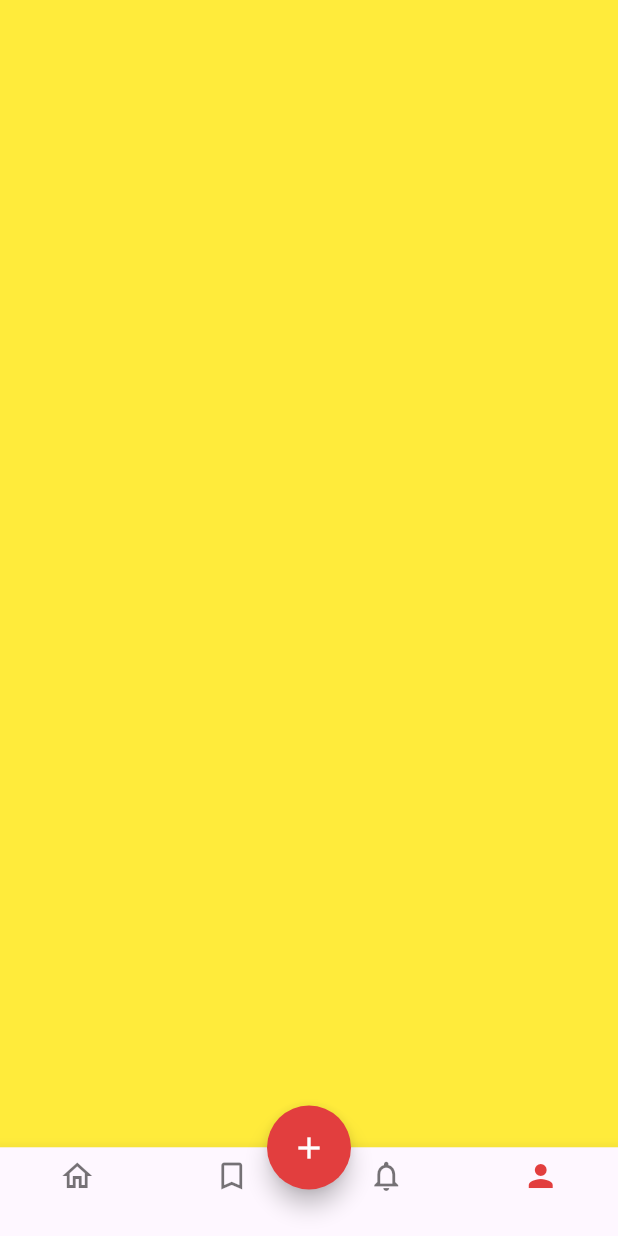
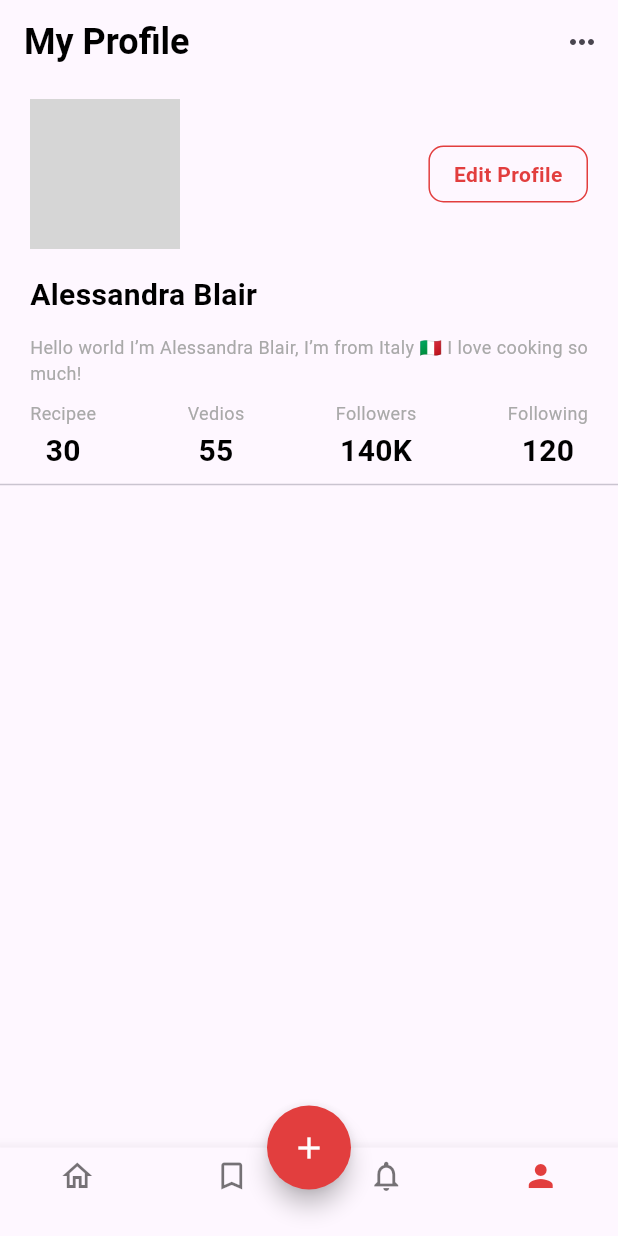
Before and after one commit to sanjay-padanilam/food_recipee_app, a Flutter app: the BottomNavbarScreen screen opened directly, item 4 of the bottom bar chosen, on a phone screen of 412 x 824 dp. Run offline on Flutter 3.47's test engine with Material 3 defaults, Android fonts, the phone set to English and light mode, and no system bars; our stand-ins replace hugeicons; network calls fail; grey boxes are pictures that could not be loaded.

Commit message:
profile_Screen_Added

```diff
--- a/lib/view/bottomnavbarscreen/bottomnavbarscreen.dart
+++ b/lib/view/bottomnavbarscreen/bottomnavbarscreen.dart
@@ -3,6 +3,7 @@ import 'package:foodapp/utils/constants/colors_constants.dart';
 import 'package:foodapp/view/bookmarkscreen/bookmarkscreen.dart';
 import 'package:foodapp/view/create_recipee_screeen/create_recipee_Screen.dart';
 import 'package:foodapp/view/homescreen/homescreen.dart';
+import 'package:foodapp/view/profile_Screen/profile_screen.dart';
 
 class BottomNavbarScreen extends StatefulWidget {
   const BottomNavbarScreen({super.key});
@@ -18,7 +19,7 @@ class _BottomNavbarScreenState extends State<BottomNavbarScreen> {
     HomeScreen(),
     Bookmarkscreen(),
     Container(color: Colors.blue),
-    Container(color: Colors.yellow),
+    ProfileScreen(),
   ];
   @override
   Widget build(BuildContext context) {
--- /dev/null
+++ b/lib/view/profile_Screen/profile_screen.dart
@@ -0,0 +1,100 @@
+import 'package:flutter/material.dart';
+import 'package:foodapp/utils/constants/colors_constants.dart';
+import 'package:foodapp/view/profile_Screen/widgets/custom_profile_data_card.dart';
+
+class ProfileScreen extends StatefulWidget {
+  const ProfileScreen({super.key});
+
+  @override
+  State<ProfileScreen> createState() => _ProfileScreenState();
+}
+
+class _ProfileScreenState extends State<ProfileScreen> {
+  @override
+  Widget build(BuildContext context) {
+    return Scaffold(
+      appBar: AppBar(
+        title: Text("My Profile",
+            style: TextStyle(
+                fontWeight: FontWeight.w600,
+                color: ColorConstants.mainBlack,
+                fontSize: 24)),
+        actions: [IconButton(onPressed: () {}, icon: Icon(Icons.more_horiz))],
+      ),
+      body: Column(
+        children: [
+          _build_Profileimage_Section(),
+          Build_profile_data_Section(),
+          Divider(),
+          Build_tab_Section()
+        ],
+      ),
+    );
+  }
+
+  Widget Build_tab_Section() => Column();
+
+  Widget Build_profile_data_Section() => Padding(
+        padding: EdgeInsets.symmetric(horizontal: 20),
+        child: Row(
+          mainAxisAlignment: MainAxisAlignment.spaceBetween,
+          children: [
+            custom_profile_data_card(title: "Recipee", count: "30"),
+            custom_profile_data_card(title: "Vedios", count: "55"),
+            custom_profile_data_card(title: "Followers", count: "140K"),
+            custom_profile_data_card(title: "Following", count: "120")
+          ],
+        ),
+      );
+
+  Widget _build_Profileimage_Section() {
+    return Padding(
+      padding: EdgeInsets.symmetric(horizontal: 20, vertical: 10),
+      child: Column(
+        crossAxisAlignment: CrossAxisAlignment.start,
+        children: [
+          Row(
+            mainAxisAlignment: MainAxisAlignment.spaceBetween,
+            children: [
+              CircleAvatar(
+                radius: 50,
+                backgroundImage: NetworkImage(
+                    "https://images.pexels.com/photos/678783/pexels-photo-678783.jpeg?auto=compress&cs=tinysrgb&w=600"),
+              ),
+              Container(
+                padding: EdgeInsets.symmetric(horizontal: 16, vertical: 8),
+                decoration: BoxDecoration(
+                    borderRadius: BorderRadius.circular(10),
+                    border: Border.all(color: ColorConstants.primaryColor)),
+                child: Text(
+                  "Edit Profile",
+                  style: TextStyle(
+                      color: ColorConstants.primaryColor,
+                      fontSize: 14,
+                      fontWeight: FontWeight.w600),
+                ),
+              )
+            ],
+          ),
+          SizedBox(height: 16),
+          Text(
+            "Alessandra Blair",
+            style: TextStyle(
+                color: ColorConstants.mainBlack,
+                fontSize: 20,
+                fontWeight: FontWeight.w600),
+          ),
+          SizedBox(height: 12),
+          Text(
+            textAlign: TextAlign.justify,
+            "Hello world I’m Alessandra Blair, I’m from Italy 🇮🇹 I love cooking so much!",
+            style: TextStyle(
+                color: ColorConstants.Greyshade2,
+                fontSize: 12,
+                fontWeight: FontWeight.normal),
+          )
+        ],
+      ),
+    );
+  }
+}
--- /dev/null
+++ b/lib/view/profile_Screen/widgets/custom_profile_data_card.dart
@@ -0,0 +1,37 @@
+import 'package:flutter/material.dart';
+import 'package:foodapp/utils/constants/colors_constants.dart';
+
+class custom_profile_data_card extends StatelessWidget {
+  const custom_profile_data_card({
+    super.key,
+    required this.title,
+    required this.count,
+  });
+  final String title;
+  final String count;
+
+  @override
+  Widget build(BuildContext context) {
+    return Column(
+      children: [
+        Text(
+          title,
+          style: TextStyle(
+              fontSize: 12,
+              color: ColorConstants.Greyshade2,
+              fontWeight: FontWeight.normal),
+        ),
+        SizedBox(
+          height: 2,
+        ),
+        Text(
+          count,
+          style: TextStyle(
+              fontSize: 20,
+              color: ColorConstants.mainBlack,
+              fontWeight: FontWeight.w600),
+        )
+      ],
+    );
+  }
+}
```
